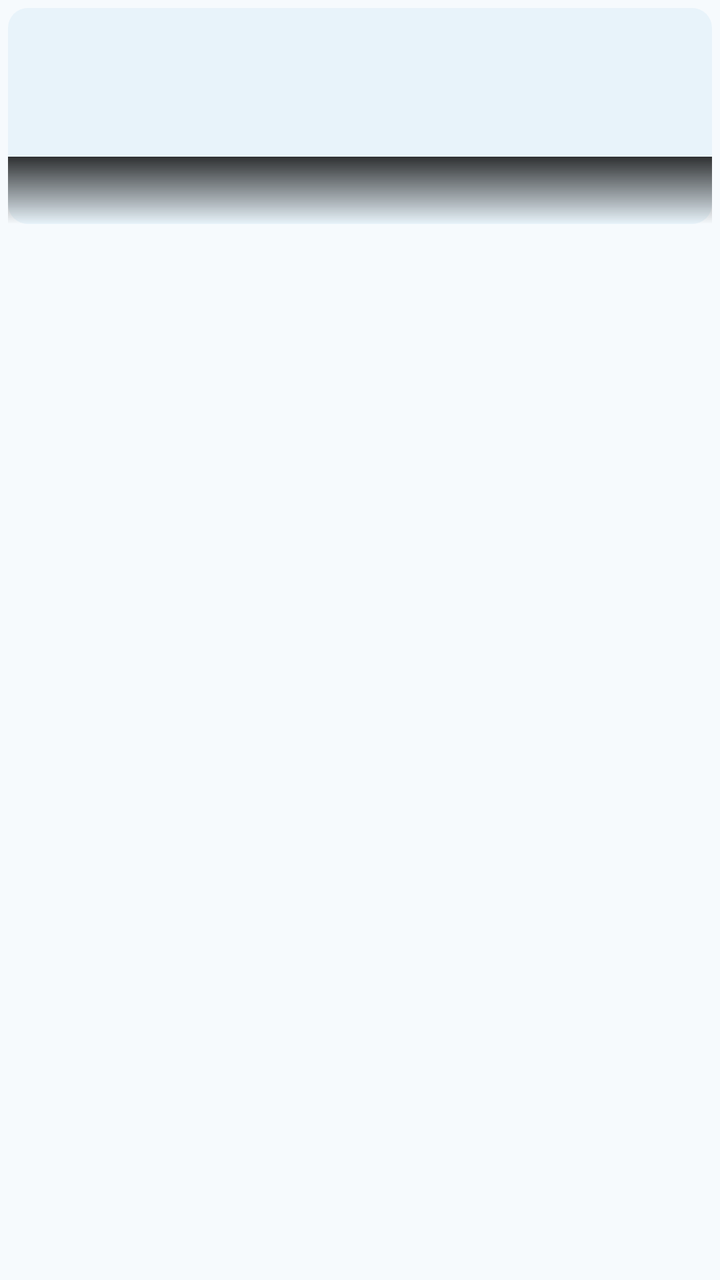
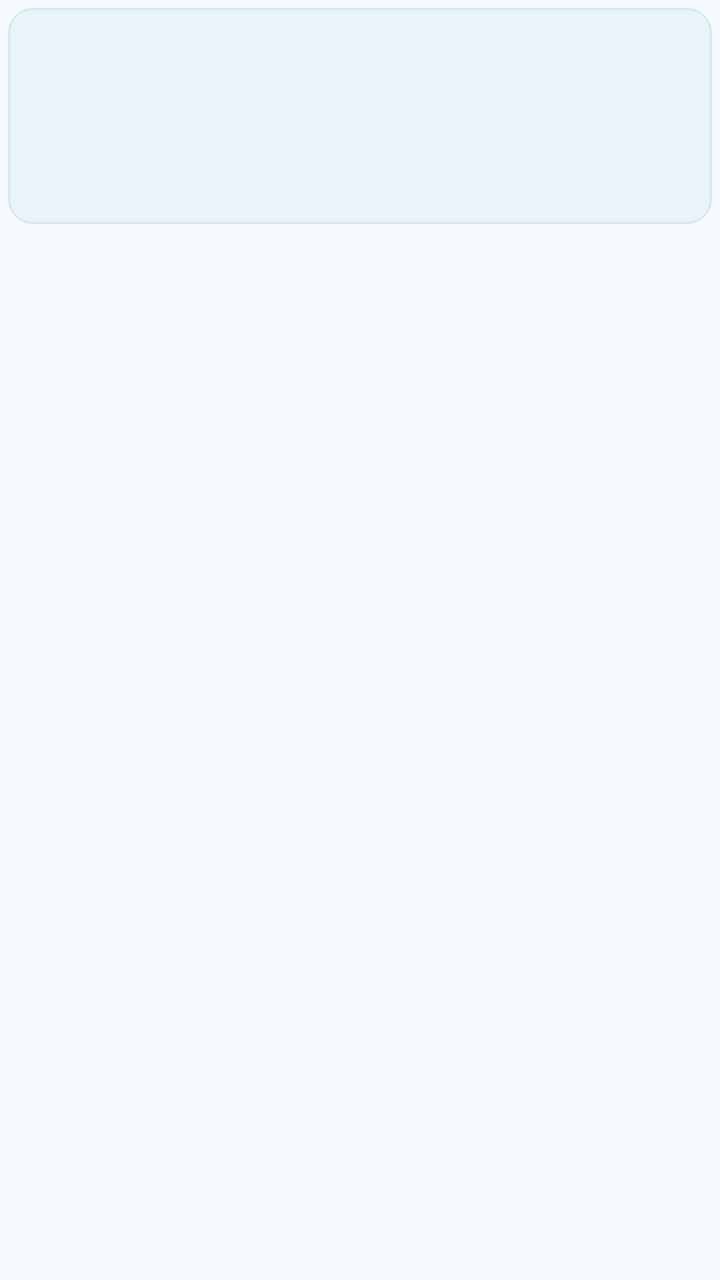

Compare the two renders of this Android layout. The source of the first and the diff that turns it into the second are given below.
<!-- AndroidManifest.xml: application theme AppTheme_Dark -->
<!-- res/layout/item_image.xml -->
<?xml version="1.0" encoding="utf-8"?>
<LinearLayout xmlns:android="http://schemas.android.com/apk/res/android"
    android:layout_width="match_parent"
    android:layout_height="wrap_content"
    android:orientation="vertical"
    android:padding="4dp">

    <FrameLayout
        android:layout_width="match_parent"
        android:layout_height="108dp"
        android:background="@drawable/bg_thumb">

        <ImageView
            android:id="@+id/thumb"
            android:layout_width="match_parent"
            android:layout_height="match_parent"
            android:scaleType="centerCrop"
            android:contentDescription="图片缩略图" />

        <TextView
            android:id="@+id/thumbBadge"
            android:layout_width="wrap_content"
            android:layout_height="wrap_content"
            android:layout_gravity="top|left"
            android:layout_margin="6dp"
            android:background="@drawable/bg_badge"
            android:paddingLeft="5dp"
            android:paddingRight="5dp"
            android:paddingTop="2dp"
            android:paddingBottom="2dp"
            android:text="LUT"
            android:textColor="@color/accent"
            android:textSize="10sp"
            android:visibility="gone" />

        <TextView
            android:id="@+id/thumbName"
            android:layout_width="match_parent"
            android:layout_height="wrap_content"
            android:layout_gravity="bottom"
            android:background="@drawable/bg_overlay"
            android:ellipsize="middle"
            android:maxLines="1"
            android:paddingLeft="7dp"
            android:paddingRight="7dp"
            android:paddingTop="14dp"
            android:paddingBottom="6dp"
            android:textColor="@color/text"
            android:textSize="10sp" />
    </FrameLayout>
</LinearLayout>
<!-- resources referenced by this layout -->
<resources>
  <color name="accent">#177095</color>
  <color name="text">#0D1E29</color>
  <!-- drawable bg_badge (drawable) -->
  <?xml version="1.0" encoding="utf-8"?>
  <shape xmlns:android="http://schemas.android.com/apk/res/android" android:shape="rectangle">
      <solid android:color="@color/badge_bg" />
      <corners android:radius="6dp" />
  </shape>
  <!-- drawable bg_overlay (drawable) -->
  <?xml version="1.0" encoding="utf-8"?>
  <shape xmlns:android="http://schemas.android.com/apk/res/android" android:shape="rectangle">
      <gradient android:angle="270" android:startColor="#CC000000" android:endColor="#00000000" />
  </shape>
  <!-- drawable bg_thumb (drawable) -->
  <?xml version="1.0" encoding="utf-8"?>
  <shape xmlns:android="http://schemas.android.com/apk/res/android" android:shape="rectangle">
      <solid android:color="@color/thumb_bg" />
      <corners android:radius="10dp" />
  </shape>
  <style name="AppTheme_Dark" parent="@android:style/Theme.Material.NoActionBar">
          <item name="android:windowBackground">@color/bg</item>
          <item name="android:colorAccent">@color/accent</item>
          <item name="android:statusBarColor">@color/bg</item>
          <item name="android:navigationBarColor">@color/bg</item>
          <item name="android:windowLightStatusBar">false</item>
          <item name="android:windowLightNavigationBar">false</item>
          <item name="android:textColorPrimary">@color/text</item>
          <item name="android:textColorSecondary">@color/muted</item>
      </style>
  <color name="badge_bg">#E5F2FB</color>
  <color name="thumb_bg">#E8F3FA</color>
  <color name="bg">#F6FAFD</color>
  <color name="muted">#4F6B80</color>
</resources>

<!-- the commit's change to res/layout/item_image.xml (unified diff, before → after) -->
@@ -1,20 +1,23 @@
 <?xml version="1.0" encoding="utf-8"?>
-<LinearLayout xmlns:android="http://schemas.android.com/apk/res/android"
+<FrameLayout xmlns:android="http://schemas.android.com/apk/res/android"
     android:layout_width="match_parent"
     android:layout_height="wrap_content"
-    android:orientation="vertical"
     android:padding="4dp">
 
     <FrameLayout
+        android:id="@+id/thumbFrame"
         android:layout_width="match_parent"
-        android:layout_height="108dp"
-        android:background="@drawable/bg_thumb">
+        android:layout_height="wrap_content"
+        android:minHeight="108dp"
+        android:background="@drawable/bg_thumb_frame"
+        android:padding="3dp">
 
         <ImageView
             android:id="@+id/thumb"
             android:layout_width="match_parent"
-            android:layout_height="match_parent"
-            android:scaleType="centerCrop"
+            android:layout_height="wrap_content"
+            android:adjustViewBounds="true"
+            android:scaleType="fitCenter"
             android:contentDescription="图片缩略图" />
 
         <TextView
@@ -32,20 +35,5 @@
             android:textColor="@color/accent"
             android:textSize="10sp"
             android:visibility="gone" />
-
-        <TextView
-            android:id="@+id/thumbName"
-            android:layout_width="match_parent"
-            android:layout_height="wrap_content"
-            android:layout_gravity="bottom"
-            android:background="@drawable/bg_overlay"
-            android:ellipsize="middle"
-            android:maxLines="1"
-            android:paddingLeft="7dp"
-            android:paddingRight="7dp"
-            android:paddingTop="14dp"
-            android:paddingBottom="6dp"
-            android:textColor="@color/text"
-            android:textSize="10sp" />
     </FrameLayout>
-</LinearLayout>
+</FrameLayout>
<!-- resource entries referenced after the edit -->
@@ -8,16 +8,12 @@
       <solid android:color="@color/badge_bg" />
       <corners android:radius="6dp" />
   </shape>
-  <!-- drawable bg_overlay (drawable) -->
-  <?xml version="1.0" encoding="utf-8"?>
-  <shape xmlns:android="http://schemas.android.com/apk/res/android" android:shape="rectangle">
-      <gradient android:angle="270" android:startColor="#CC000000" android:endColor="#00000000" />
-  </shape>
-  <!-- drawable bg_thumb (drawable) -->
+  <!-- drawable bg_thumb_frame (drawable) -->
   <?xml version="1.0" encoding="utf-8"?>
   <shape xmlns:android="http://schemas.android.com/apk/res/android" android:shape="rectangle">
       <solid android:color="@color/thumb_bg" />
-      <corners android:radius="10dp" />
+      <stroke android:width="1dp" android:color="@color/stroke" />
+      <corners android:radius="12dp" />
   </shape>
   <style name="AppTheme_Dark" parent="@android:style/Theme.Material.NoActionBar">
           <item name="android:windowBackground">@color/bg</item>
@@ -31,6 +27,7 @@
       </style>
   <color name="badge_bg">#E5F2FB</color>
   <color name="thumb_bg">#E8F3FA</color>
+  <color name="stroke">#D6E7F3</color>
   <color name="bg">#F6FAFD</color>
   <color name="muted">#4F6B80</color>
 </resources>
